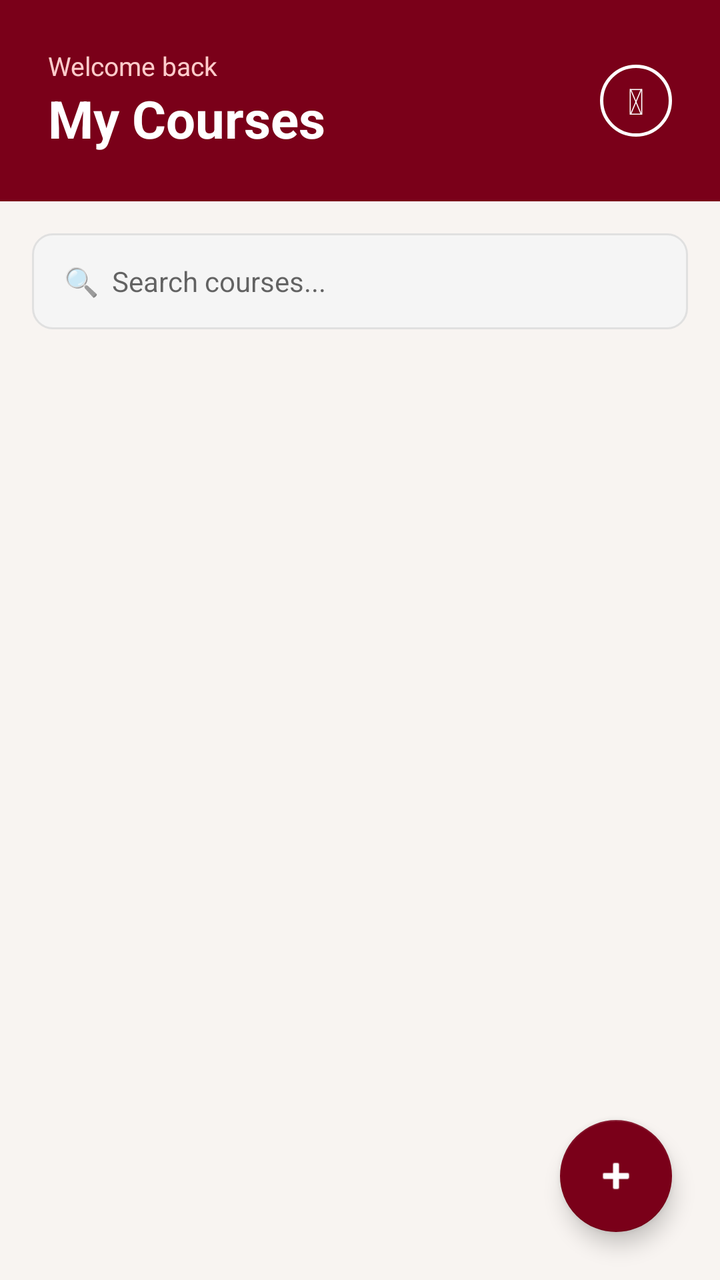
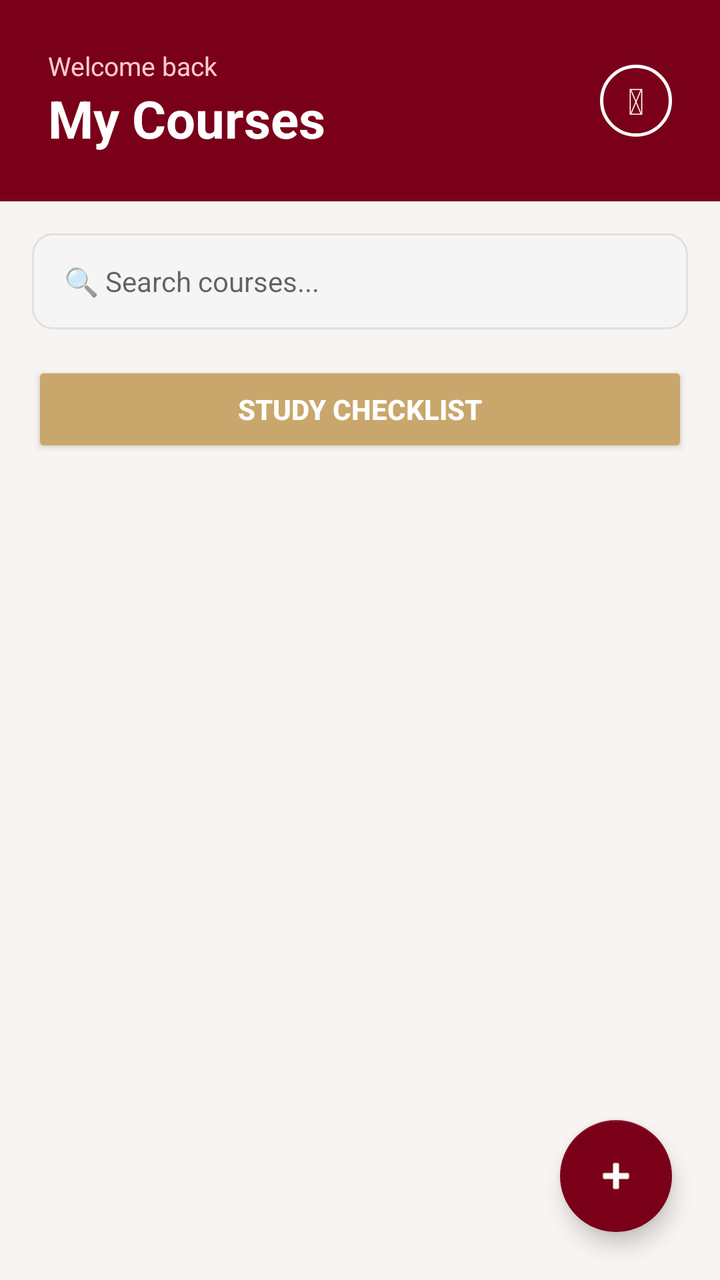

Two renders of the same Android screen: before a commit and after it. Below are the layout's source before the change and the commit's diff.
<!-- AndroidManifest.xml: application theme Theme.AppCompat.Light.NoActionBar -->
<!-- res/layout/activity_courses.xml -->
<?xml version="1.0" encoding="utf-8"?>
<androidx.coordinatorlayout.widget.CoordinatorLayout
    xmlns:android="http://schemas.android.com/apk/res/android"
    xmlns:app="http://schemas.android.com/apk/res-auto"
    android:layout_width="match_parent"
    android:layout_height="match_parent"
    android:background="#F8F4F1">

    <LinearLayout
        android:layout_width="match_parent"
        android:layout_height="match_parent"
        android:orientation="vertical">

        
        <LinearLayout
            android:layout_width="match_parent"
            android:layout_height="wrap_content"
            android:background="#7A0019"
            android:orientation="vertical"
            android:padding="24dp"
            android:paddingTop="40dp">

            <LinearLayout
                android:layout_width="match_parent"
                android:layout_height="wrap_content"
                android:orientation="horizontal"
                android:gravity="center_vertical">

                <LinearLayout
                    android:layout_width="0dp"
                    android:layout_height="wrap_content"
                    android:layout_weight="1"
                    android:orientation="vertical">

                    <TextView
                        android:id="@+id/txtWelcome"
                        android:layout_width="wrap_content"
                        android:layout_height="wrap_content"
                        android:text="Welcome back"
                        android:textColor="#FFCCCC"
                        android:textSize="13sp"/>

                    <TextView
                        android:layout_width="wrap_content"
                        android:layout_height="wrap_content"
                        android:text="My Courses"
                        android:textColor="#FFFFFF"
                        android:textSize="26sp"
                        android:textStyle="bold"/>

                </LinearLayout>

                
                <TextView
                    android:id="@+id/btnLogout"
                    android:layout_width="36dp"
                    android:layout_height="36dp"
                    android:text="⏻"
                    android:textSize="18sp"
                    android:textColor="#FFFFFF"
                    android:gravity="center"
                    android:background="@drawable/circle_white_outline"
                    android:textStyle="bold"/>

            </LinearLayout>

        </LinearLayout>

        
        <LinearLayout
            android:layout_width="match_parent"
            android:layout_height="wrap_content"
            android:padding="16dp"
            android:background="#F8F4F1">

            <EditText
                android:id="@+id/searchBar"
                android:layout_width="match_parent"
                android:layout_height="48dp"
                android:background="@drawable/input_rounded"
                android:hint="🔍  Search courses..."
                android:paddingStart="16dp"
                android:paddingEnd="16dp"
                android:textSize="14sp"
                android:inputType="text"/>

        </LinearLayout>

        
        <ProgressBar
            android:id="@+id/progressBar"
            android:layout_width="wrap_content"
            android:layout_height="wrap_content"
            android:layout_gravity="center"
            android:visibility="gone"/>

        
        <androidx.recyclerview.widget.RecyclerView
            android:id="@+id/recyclerCourses"
            android:layout_width="match_parent"
            android:layout_height="0dp"
            android:layout_weight="1"
            android:paddingStart="16dp"
            android:paddingEnd="16dp"
            android:paddingTop="8dp"
            android:clipToPadding="false"/>

    </LinearLayout>

    
    <com.google.android.material.floatingactionbutton.FloatingActionButton
        android:id="@+id/btnAddCourse"
        android:layout_width="wrap_content"
        android:layout_height="wrap_content"
        android:layout_gravity="bottom|end"
        android:layout_margin="24dp"
        android:contentDescription="Add Course"
        app:backgroundTint="#7A0019"
        app:tint="#FFFFFF"
        android:src="@android:drawable/ic_input_add"/>

</androidx.coordinatorlayout.widget.CoordinatorLayout>
<!-- resources referenced by this layout -->
<resources>
  <!-- drawable circle_white_outline (drawable) -->
  <?xml version="1.0" encoding="utf-8"?>
  <shape xmlns:android="http://schemas.android.com/apk/res/android"
      android:shape="oval">
      <stroke android:width="1.5dp" android:color="#FFFFFF"/>
      <solid android:color="#00000000"/>
  </shape>
  <!-- drawable input_rounded (drawable) -->
  <?xml version="1.0" encoding="utf-8"?>
  <shape xmlns:android="http://schemas.android.com/apk/res/android"
      android:shape="rectangle">
      <solid android:color="#F5F5F5"/>
      <corners android:radius="10dp"/>
      <stroke android:width="1dp" android:color="#E0E0E0"/>
  </shape>
</resources>

<!-- the commit's change to res/layout/activity_courses.xml (unified diff, before → after) -->
@@ -50,7 +50,6 @@
 
                 </LinearLayout>
 
-                
                 <TextView
                     android:id="@+id/btnLogout"
                     android:layout_width="36dp"
@@ -78,13 +77,25 @@
                 android:layout_width="match_parent"
                 android:layout_height="48dp"
                 android:background="@drawable/input_rounded"
-                android:hint="🔍  Search courses..."
+                android:hint="🔍 Search courses..."
                 android:paddingStart="16dp"
                 android:paddingEnd="16dp"
-                android:textSize="14sp"
-                android:inputType="text"/>
+                android:textSize="14sp"/>
 
         </LinearLayout>
+
+        
+        <Button
+            android:id="@+id/btnChecklist"
+            android:layout_width="match_parent"
+            android:layout_height="48dp"
+            android:layout_marginStart="16dp"
+            android:layout_marginEnd="16dp"
+            android:layout_marginBottom="12dp"
+            android:text="Study Checklist"
+            android:textStyle="bold"
+            android:textColor="#FFFFFF"
+            android:backgroundTint="#C9A66B"/>
 
         
         <ProgressBar
